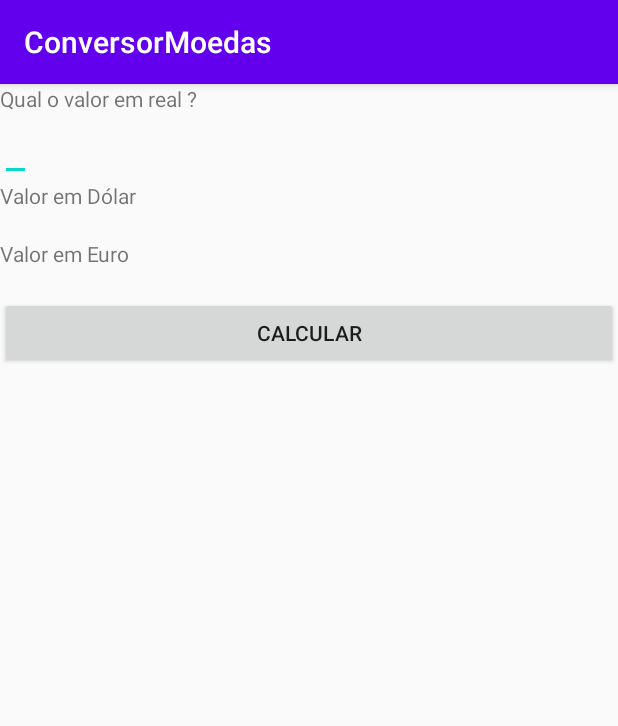
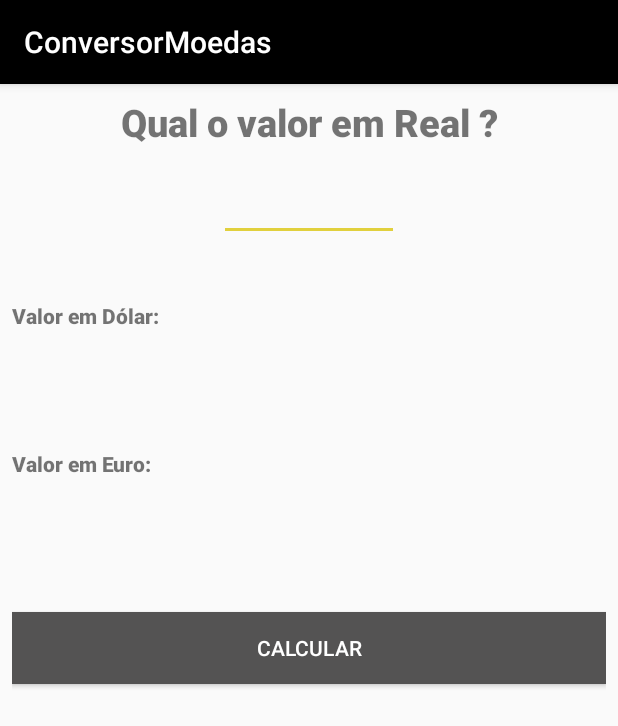
Before and after one commit to pedrinholeda/ConversorMoedas, an Android app: the screen it shows after launch (MainActivity), on a phone screen of 412 x 824 dp. Shown: the top 726 px of the screen. Run offline under Robolectric (Android 15) with nearby library versions, the phone set to English and light mode, and no system bars.

Commit message:
Criando logica do botao e ajustando layout

```diff
--- a/app/src/main/java/com/pedro/conversormoedas/MainActivity.java
+++ b/app/src/main/java/com/pedro/conversormoedas/MainActivity.java
@@ -38,6 +38,9 @@ public class MainActivity extends AppCompatActivity  implements View.OnClickList
                 Toast.makeText(this,this.getString( R.string.informe_valor),Toast.LENGTH_LONG).show();
 
             } else {
+                Double real = Double.valueOf(value);
+                this.mViewHolder.textDolar.setText("$" + String.format("%.2f", (real / 4.49)));
+                this.mViewHolder.textEuro.setText(String.format("%.2f", (real / 4.94)) + "€" );
 
             }
         }
--- a/app/src/main/res/layout/activity_main.xml
+++ b/app/src/main/res/layout/activity_main.xml
@@ -1,50 +1,73 @@
 <?xml version="1.0" encoding="utf-8"?>
 <LinearLayout xmlns:android="http://schemas.android.com/apk/res/android"
-    xmlns:app="http://schemas.android.com/apk/res-auto"
     xmlns:tools="http://schemas.android.com/tools"
     android:layout_width="match_parent"
     android:layout_height="match_parent"
+    android:layout_margin="8dp"
     android:orientation="vertical"
     tools:context=".MainActivity">
 
     <TextView
-        android:layout_width="wrap_content"
+        android:layout_width="match_parent"
+        android:gravity="center"
+        android:fontFamily="sans-serif-black"
         android:layout_height="wrap_content"
+        android:textSize="25sp"
         android:text="@string/qual_o_valor_em_real" />
 
     <EditText
         android:id="@+id/edit_valor"
-        android:layout_width="wrap_content"
+        android:inputType="number"
+        android:layout_width="120dp"
+        android:textAlignment="center"
+        android:fontFamily="sans-serif-black"
+        android:textColor="@color/colorDorado"
+        android:textSize="23sp"
         android:layout_height="wrap_content"
+        android:layout_marginTop="10dp"
+        android:layout_gravity="center"
         android:text="" />
 
     <TextView
         android:layout_width="wrap_content"
+        android:fontFamily="sans-serif-black"
+        android:layout_marginTop="40dp"
         android:layout_height="wrap_content"
         android:text="@string/valor_em_dolar" />
 
     <TextView
         android:id="@+id/text_dolar"
+        android:textSize="20sp"
+        android:textColor="@color/colorDorado"
+        android:layout_marginTop="12dp"
         android:layout_width="wrap_content"
         android:layout_height="wrap_content"
         android:text="@string/valor_em_dolar" />
 
     <TextView
         android:layout_width="wrap_content"
+        android:fontFamily="sans-serif-black"
+        android:layout_marginTop="40dp"
         android:layout_height="wrap_content"
         android:text="@string/valor_em_euro" />
 
     <TextView
         android:id="@+id/text_euro"
+        android:textSize="20sp"
+        android:textColor="@color/colorDorado"
+        android:layout_marginTop="12dp"
         android:layout_width="wrap_content"
         android:layout_height="wrap_content"
         android:text="@string/valor_em_euro" />
 
     <Button
         android:id="@+id/button_calculate"
+        android:layout_marginTop="50dp"
         android:layout_width="match_parent"
         android:layout_height="wrap_content"
-        android:text="@string/calcular" />
+        android:text="@string/calcular"
+        android:textColor="@color/colorLight"
+        android:background="@color/colorClaro"/>
 
 
 </LinearLayout>
--- a/app/src/main/res/values/colors.xml
+++ b/app/src/main/res/values/colors.xml
@@ -1,6 +1,12 @@
 <?xml version="1.0" encoding="utf-8"?>
 <resources>
-    <color name="colorPrimary">#6200EE</color>
-    <color name="colorPrimaryDark">#3700B3</color>
-    <color name="colorAccent">#03DAC5</color>
+    <color name="colorPrimary">#000000</color>
+    <color name="colorPrimaryDark">#CCBC30</color>
+    <color name="colorAccent">#E1D03D</color>
+    <color name="colorLight">#FFFFFF</color>
+    <color name="colorPrimaryText">#212121</color>
+    <color name="colorSecundaryText">#757575</color>
+    <color name="colorPretoText">#000000</color>
+    <color name="colorClaro">#545353</color>
+    <color name="colorDorado">#CCB90E</color>
 </resources>
--- a/app/src/main/res/values/strings.xml
+++ b/app/src/main/res/values/strings.xml
@@ -1,8 +1,8 @@
 <resources>
     <string name="app_name">ConversorMoedas</string>
-    <string name="qual_o_valor_em_real">Qual o valor em real ?</string>
-    <string name="valor_em_dolar">Valor em Dólar</string>
-    <string name="valor_em_euro">Valor em Euro</string>
+    <string name="qual_o_valor_em_real">Qual o valor em Real ?</string>
+    <string name="valor_em_dolar">Valor em Dólar:</string>
+    <string name="valor_em_euro">Valor em Euro:</string>
     <string name="calcular">Calcular</string>
     <string name="informe_valor">Informe um valor!</string>
 </resources>
```
Also changed, not shown: app/src/main/res/values/styles.xml (line endings or trailing spaces).
